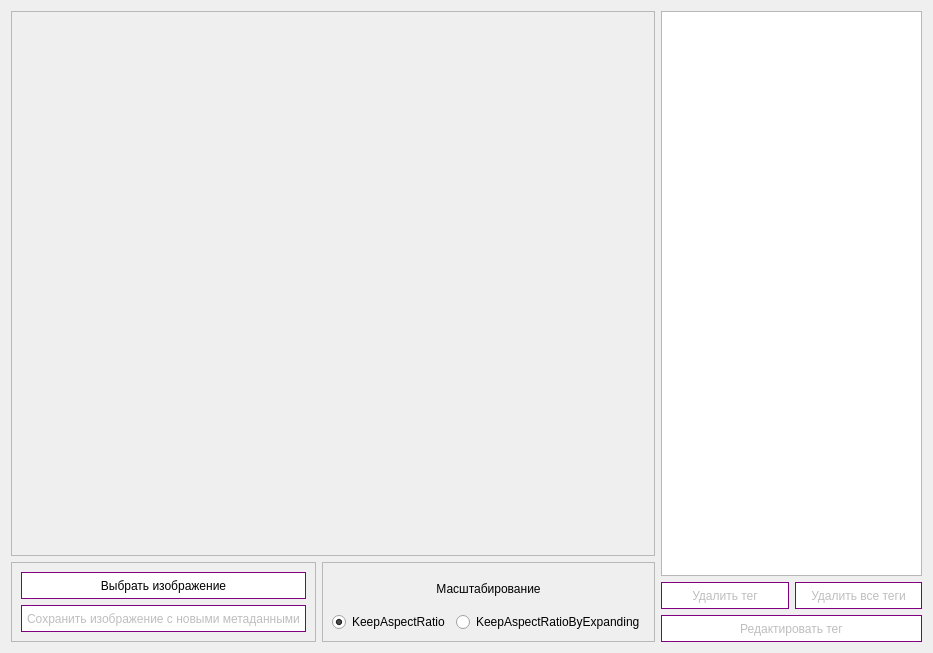
Atalaxian/exif_python, file ui_files/main_window.ui: the form before one commit.
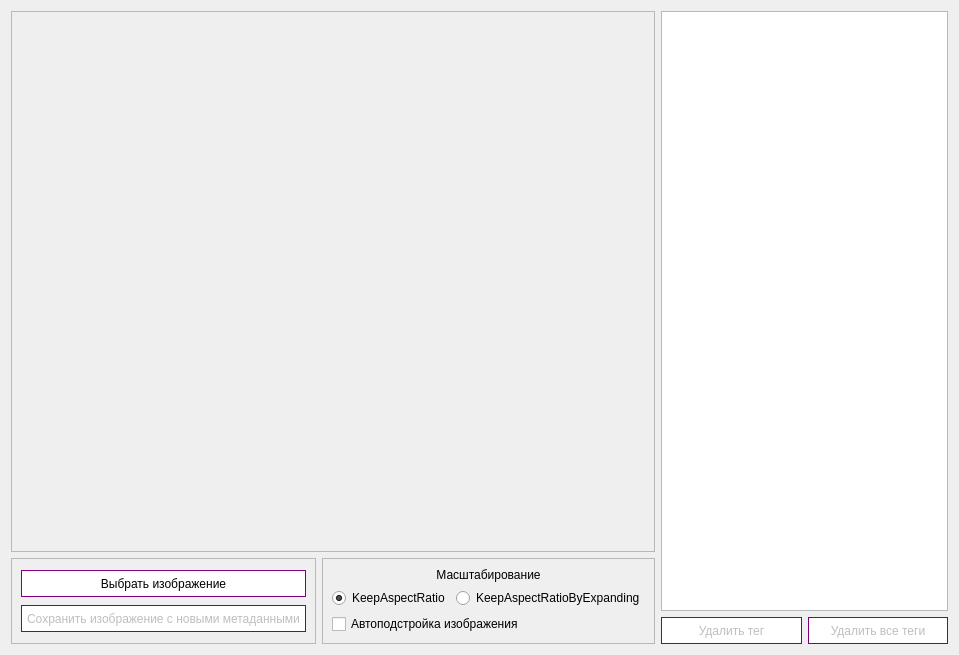
The form after the commit.

Commit message: Добавлена возможность редактировать теги

Patch:
```diff
--- a/ui_files/main_window.ui
+++ b/ui_files/main_window.ui
@@ -6,8 +6,8 @@
    <rect>
     <x>0</x>
     <y>0</y>
-    <width>933</width>
-    <height>653</height>
+    <width>959</width>
+    <height>655</height>
    </rect>
   </property>
   <property name="windowTitle">
@@ -226,6 +226,13 @@
             </item>
            </layout>
           </item>
+          <item>
+           <widget class="QCheckBox" name="checkBox_resize_image_ui">
+            <property name="text">
+             <string>Автоподстройка изображения</string>
+            </property>
+           </widget>
+          </item>
          </layout>
         </widget>
        </item>
@@ -277,23 +284,6 @@
          </item>
         </layout>
        </item>
-       <item>
-        <layout class="QHBoxLayout" name="horizontalLayout_6">
-         <item>
-          <widget class="QPushButton" name="pushButton_edit_tag_ui">
-           <property name="enabled">
-            <bool>false</bool>
-           </property>
-           <property name="cursor">
-            <cursorShape>PointingHandCursor</cursorShape>
-           </property>
-           <property name="text">
-            <string>Редактировать тег</string>
-           </property>
-          </widget>
-         </item>
-        </layout>
-       </item>
       </layout>
      </item>
     </layout>
```
The commit also changes 5 other files.
